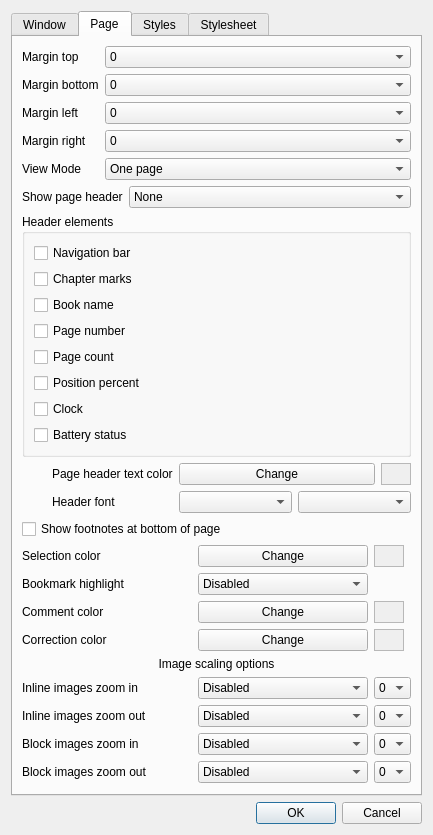
The window that src/settings.ui (CrazyCoder/crqt-ng) describes before a commit, drawn with Qt 5.
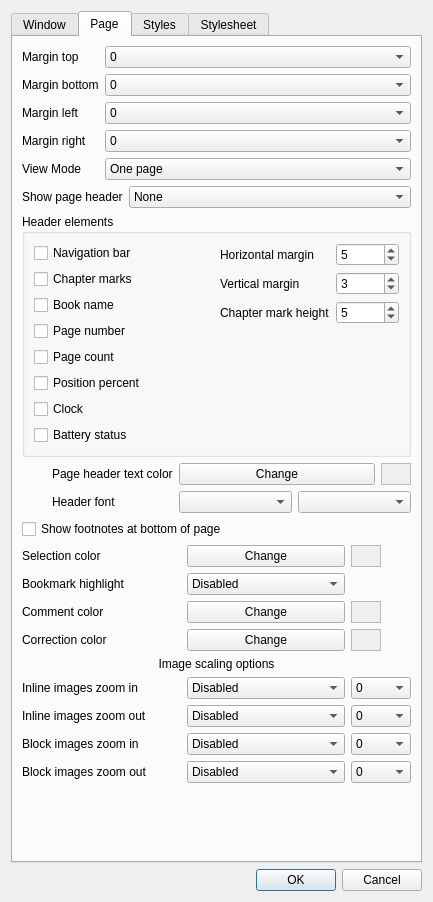
The same window after the commit. The open tabs and pages were chosen to show the change. Icons and pictures are not drawn.

Commit message:
Add configurable header margin controls to Settings dialog
Add three spinboxes to the Page tab's Header elements group:
- Horizontal margin (0-50, default 5): left/right margin for header text and progress bar
- Vertical margin (0-20, default 3): top/bottom spacing around header content
- Chapter mark height (2-10, default 5): height of chapter marks on the navigation bar

The chapter mark height spinbox is only enabled when both Navigation bar
and Chapter marks checkboxes are checked.

```diff
--- a/src/settings.ui
+++ b/src/settings.ui
@@ -10,7 +10,7 @@
     <x>0</x>
     <y>0</y>
     <width>433</width>
-    <height>715</height>
+    <height>902</height>
    </rect>
   </property>
   <property name="sizePolicy">
@@ -756,6 +756,8 @@
          <property name="title">
           <string>Header elements</string>
          </property>
+         <layout class="QHBoxLayout" name="headerElementsHLayout">
+          <item>
          <layout class="QVBoxLayout" name="verticalLayout_3">
           <item>
            <widget class="QCheckBox" name="cbShowNavbar">
@@ -814,6 +816,103 @@
            </widget>
           </item>
          </layout>
+          </item>
+          <item>
+           <layout class="QFormLayout" name="headerMarginsFormLayout">
+            <item row="0" column="0">
+             <widget class="QLabel" name="lblHeaderMarginH">
+              <property name="toolTip">
+               <string>Left/right margin for header text and progress bar</string>
+              </property>
+              <property name="text">
+               <string>Horizontal margin</string>
+              </property>
+             </widget>
+            </item>
+            <item row="0" column="1">
+             <widget class="QSpinBox" name="sbHeaderMarginH">
+              <property name="toolTip">
+               <string>Left/right margin for header text and progress bar</string>
+              </property>
+              <property name="minimum">
+               <number>0</number>
+              </property>
+              <property name="maximum">
+               <number>50</number>
+              </property>
+              <property name="value">
+               <number>5</number>
+              </property>
+             </widget>
+            </item>
+            <item row="1" column="0">
+             <widget class="QLabel" name="lblHeaderMarginV">
+              <property name="toolTip">
+               <string>Top/bottom spacing around header content</string>
+              </property>
+              <property name="text">
+               <string>Vertical margin</string>
+              </property>
+             </widget>
+            </item>
+            <item row="1" column="1">
+             <widget class="QSpinBox" name="sbHeaderMarginV">
+              <property name="toolTip">
+               <string>Top/bottom spacing around header content</string>
+              </property>
+              <property name="minimum">
+               <number>0</number>
+              </property>
+              <property name="maximum">
+               <number>20</number>
+              </property>
+              <property name="value">
+               <number>3</number>
+              </property>
+             </widget>
+            </item>
+            <item row="2" column="0">
+             <widget class="QLabel" name="lblNavbarHeight">
+              <property name="toolTip">
+               <string>Height of chapter marks on the navigation bar</string>
+              </property>
+              <property name="text">
+               <string>Chapter mark height</string>
+              </property>
+             </widget>
+            </item>
+            <item row="2" column="1">
+             <widget class="QSpinBox" name="sbNavbarHeight">
+              <property name="toolTip">
+               <string>Height of chapter marks on the navigation bar</string>
+              </property>
+              <property name="minimum">
+               <number>2</number>
+              </property>
+              <property name="maximum">
+               <number>10</number>
+              </property>
+              <property name="value">
+               <number>5</number>
+              </property>
+             </widget>
+            </item>
+            <item row="3" column="0" colspan="2">
+             <spacer name="headerMarginsVSpacer">
+              <property name="orientation">
+               <enum>Qt::Orientation::Vertical</enum>
+              </property>
+              <property name="sizeHint" stdset="0">
+               <size>
+                <width>20</width>
+                <height>40</height>
+               </size>
+              </property>
+             </spacer>
+            </item>
+           </layout>
+          </item>
+         </layout>
         </widget>
        </item>
        <item>
@@ -1141,6 +1240,12 @@
          </item>
          <item row="5" column="2">
           <widget class="QComboBox" name="cbImageInlineZoominScale">
+           <property name="minimumSize">
+            <size>
+             <width>60</width>
+             <height>0</height>
+            </size>
+           </property>
            <item>
             <property name="text">
              <string>0</string>
@@ -1191,6 +1296,12 @@
          </item>
          <item row="6" column="2">
           <widget class="QComboBox" name="cbImageInlineZoomoutScale">
+           <property name="minimumSize">
+            <size>
+             <width>60</width>
+             <height>0</height>
+            </size>
+           </property>
            <item>
             <property name="text">
              <string>0</string>
@@ -1241,6 +1352,12 @@
          </item>
          <item row="7" column="2">
           <widget class="QComboBox" name="cbImageBlockZoominScale">
+           <property name="minimumSize">
+            <size>
+             <width>60</width>
+             <height>0</height>
+            </size>
+           </property>
            <item>
             <property name="text">
              <string>0</string>
@@ -1291,6 +1408,12 @@
          </item>
          <item row="8" column="2">
           <widget class="QComboBox" name="cbImageBlockZoomoutScale">
+           <property name="minimumSize">
+            <size>
+             <width>60</width>
+             <height>0</height>
+            </size>
+           </property>
            <item>
             <property name="text">
              <string>0</string>
```
Left out of the diff: 6 changed lines with no effect on the pictures. Lines whose indentation alone changed are shown as unchanged. The commit also changes 2 other files.
